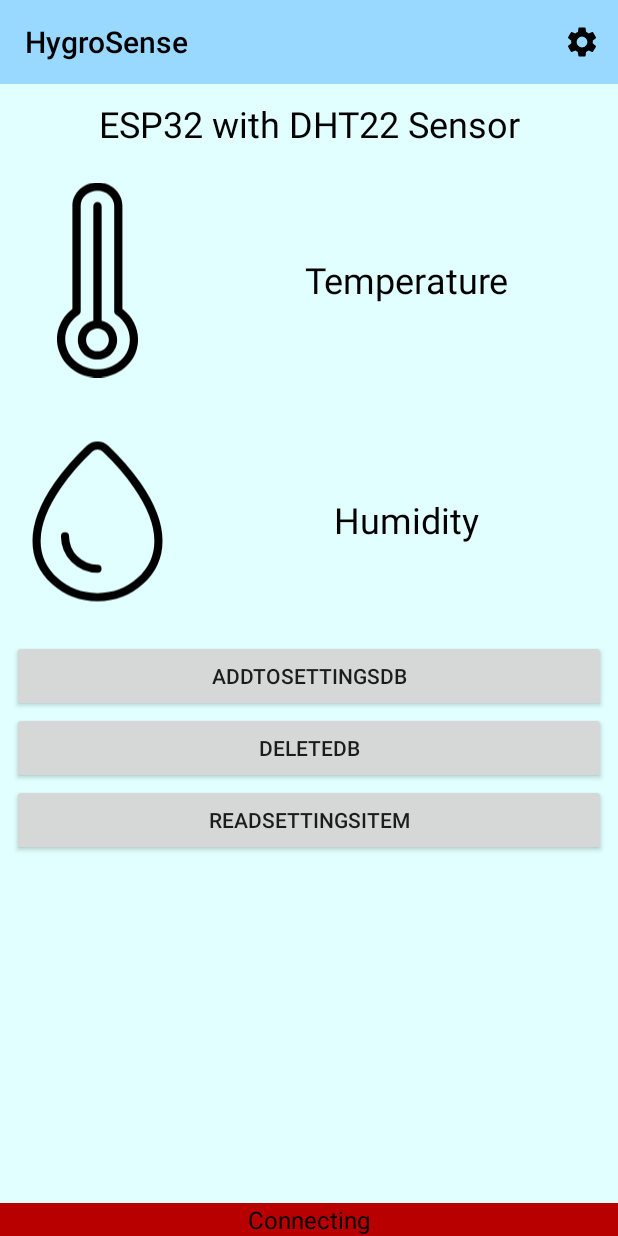
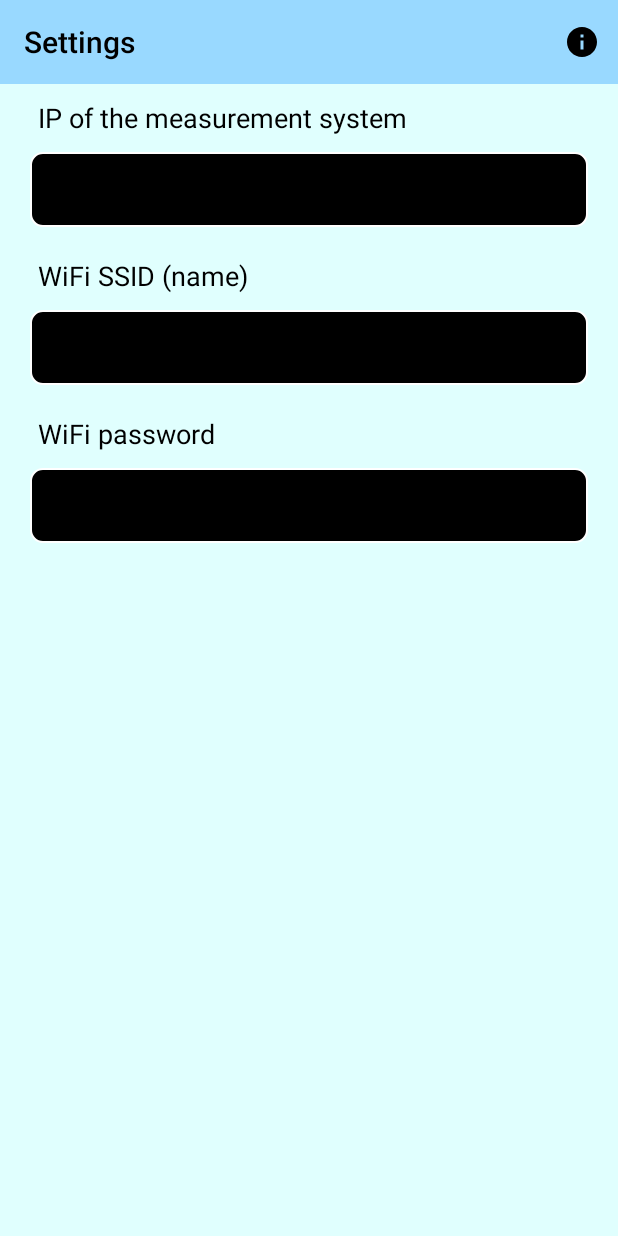
Before and after one commit to bsotniczuk/HygroSense, an Android app: the screen it shows after launch (MainActivity before the commit, SettingsActivity after it), after a tap on "Settings", on a phone screen of 412 x 824 dp. Run offline under Robolectric (Android 15) with nearby library versions, the phone set to English and light mode, and no system bars; our stand-ins replace Room's generated code.

Commit message:
Version 0.0.5 -Added settings -Added readme.md

```diff
--- a/app/src/main/java/pl/bsotniczuk/hygrosense/MainActivity.java
+++ b/app/src/main/java/pl/bsotniczuk/hygrosense/MainActivity.java
@@ -4,12 +4,12 @@ import androidx.appcompat.app.AppCompatActivity;
 import pl.bsotniczuk.hygrosense.data.DbConstants;
 import pl.bsotniczuk.hygrosense.viewcontroller.MainActivityViewController;
 
+import android.content.Intent;
 import android.os.Bundle;
 import android.view.View;
 
 public class MainActivity extends AppCompatActivity {
 
-    //TODO: settings menu
     //TODO: Test wifi connection based on settings
     //TODO: encrypt wifi password in database and hide when entering in settings
     //TODO: Bluetooth connection with esp32 to exchange data
@@ -26,9 +26,7 @@ public class MainActivity extends AppCompatActivity {
         MainActivityViewController mainActivityViewController =
                 new MainActivityViewController(
                         this,
-                        this.apiFetcher,
-                        findViewById(R.id.temperatureValueTextView),
-                        findViewById(R.id.humidityValueTextView)
+                        this.apiFetcher
                 );
         this.apiFetcher.addListener(mainActivityViewController);
     }
@@ -40,4 +38,10 @@ public class MainActivity extends AppCompatActivity {
     public void readSettingsItem(View view) {
         MainActivityViewController.databaseController.readSettingsItem();
     }
+
+    public void launchSettings(View view) {
+        Intent intent = new Intent(getApplicationContext(), SettingsActivity.class);
+        startActivity(intent);
+        finish();
+    }
 }
--- /dev/null
+++ b/app/src/main/java/pl/bsotniczuk/hygrosense/SettingsActivity.java
@@ -0,0 +1,35 @@
+package pl.bsotniczuk.hygrosense;
+
+import androidx.appcompat.app.AppCompatActivity;
+import pl.bsotniczuk.hygrosense.controller.ToolbarMainActivityController;
+import pl.bsotniczuk.hygrosense.controller.ToolbarSettingsController;
+
+import android.app.ActivityOptions;
+import android.content.Intent;
+import android.os.Bundle;
+
+public class SettingsActivity extends AppCompatActivity {
+
+    @Override
+    protected void onCreate(Bundle savedInstanceState) {
+        super.onCreate(savedInstanceState);
+        setContentView(R.layout.activity_settings);
+
+        new ToolbarSettingsController(this, this.findViewById(R.id.toolbar));
+
+    }
+
+    @Override
+    public void onBackPressed() {
+        super.onBackPressed();
+//        startActivity(MainActivity.class);
+        Intent intent = new Intent(this.getApplicationContext(), MainActivity.class);
+//        intent.setFlags(Intent.FLAG_ACTIVITY_REORDER_TO_FRONT);
+        intent.setFlags(Intent.FLAG_ACTIVITY_CLEAR_TOP);
+        this.startActivity(intent,
+                ActivityOptions.makeSceneTransitionAnimation(this).toBundle());
+        this.finishAfterTransition();
+//        this.startActivity(intent);
+//        this.finish();
+    }
+}
--- a/app/src/main/java/pl/bsotniczuk/hygrosense/controller/ToolbarController.java
+++ /dev/null
@@ -1,24 +0,0 @@
-package pl.bsotniczuk.hygrosense.controller;
-
-import android.widget.Toast;
-
-import androidx.appcompat.widget.Toolbar;
-import pl.bsotniczuk.hygrosense.MainActivity;
-import pl.bsotniczuk.hygrosense.R;
-
-public class ToolbarController {
-
-    public ToolbarController(MainActivity mainActivity, Toolbar toolbar) {
-        toolbar.inflateMenu(R.menu.menu_main);
-        toolbar.setOnMenuItemClickListener(item -> {
-            int id = item.getItemId();
-            if (id == R.id.action_settings) {
-                Toast.makeText(mainActivity.getApplicationContext(),
-                                "Settings item clicked",
-                                Toast.LENGTH_SHORT)
-                        .show();
-            }
-            return false;
-        });
-    }
-}
--- /dev/null
+++ b/app/src/main/java/pl/bsotniczuk/hygrosense/controller/ToolbarMainActivityController.java
@@ -0,0 +1,29 @@
+package pl.bsotniczuk.hygrosense.controller;
+
+import android.app.ActivityOptions;
+import android.content.Intent;
+
+import androidx.appcompat.widget.Toolbar;
+import pl.bsotniczuk.hygrosense.MainActivity;
+import pl.bsotniczuk.hygrosense.R;
+import pl.bsotniczuk.hygrosense.SettingsActivity;
+
+public class ToolbarMainActivityController {
+
+    public ToolbarMainActivityController(MainActivity mainActivity, Toolbar toolbar) {
+        toolbar.inflateMenu(R.menu.menu_main);
+        toolbar.setOnMenuItemClickListener(item -> {
+            int id = item.getItemId();
+            if (id == R.id.action_settings) {
+
+                Intent intent = new Intent(mainActivity.getApplicationContext(), SettingsActivity.class);
+//                intent.setFlags(Intent.FLAG_ACTIVITY_CLEAR_TOP);
+                mainActivity.startActivity(intent,
+                        ActivityOptions.makeSceneTransitionAnimation(mainActivity).toBundle());
+//                mainActivity.finishAfterTransition();
+
+            }
+            return false;
+        });
+    }
+}
--- /dev/null
+++ b/app/src/main/java/pl/bsotniczuk/hygrosense/controller/ToolbarSettingsController.java
@@ -0,0 +1,38 @@
+package pl.bsotniczuk.hygrosense.controller;
+
+import android.app.ActivityOptions;
+import android.content.Intent;
+import android.widget.Toast;
+
+import androidx.appcompat.widget.Toolbar;
+import pl.bsotniczuk.hygrosense.R;
+import pl.bsotniczuk.hygrosense.SettingsActivity;
+
+public class ToolbarSettingsController {
+
+    public ToolbarSettingsController(SettingsActivity settingsActivity, Toolbar toolbar) {
+//        settingsActivity.setSupportActionBar(toolbar);
+//        settingsActivity.getSupportActionBar().setDisplayHomeAsUpEnabled(true);
+//        settingsActivity.getSupportActionBar().setDisplayShowHomeEnabled(true);
+//        toolbar.setDispl
+        toolbar.inflateMenu(R.menu.menu_settings);
+        toolbar.setOnMenuItemClickListener(item -> {
+            int id = item.getItemId();
+            if (id == R.id.action_info) {
+                Toast.makeText(
+                        settingsActivity.getApplicationContext(),
+                                "Info item clicked",
+                                Toast.LENGTH_SHORT)
+                        .show();
+            }
+            else if (id == android.R.id.home) {
+                Toast.makeText(
+                                settingsActivity.getApplicationContext(),
+                                "Back button clicked",
+                                Toast.LENGTH_SHORT)
+                        .show();
+            }
+            return false;
+        });
+    }
+}
--- a/app/src/main/java/pl/bsotniczuk/hygrosense/viewcontroller/MainActivityViewController.java
+++ b/app/src/main/java/pl/bsotniczuk/hygrosense/viewcontroller/MainActivityViewController.java
@@ -10,7 +10,7 @@ import pl.bsotniczuk.hygrosense.HygroEventListener;
 import pl.bsotniczuk.hygrosense.MainActivity;
 import pl.bsotniczuk.hygrosense.R;
 import pl.bsotniczuk.hygrosense.controller.DatabaseController;
-import pl.bsotniczuk.hygrosense.controller.ToolbarController;
+import pl.bsotniczuk.hygrosense.controller.ToolbarMainActivityController;
 
 public class MainActivityViewController implements HygroEventListener {
 
@@ -20,22 +20,20 @@ public class MainActivityViewController implements HygroEventListener {
     TextView humidityValueTextView;
 
     public static DatabaseController databaseController;
+    public static String ipAddress = "";
     private boolean wasConnectionEstablished;
-    public static String ipAddress = "";
 
     public MainActivityViewController(
             MainActivity mainActivity,
-            ApiFetcher apiFetcher,
-            TextView temperatureValueTextView,
-            TextView humidityValueTextView
+            ApiFetcher apiFetcher
             ) {
         this.mainActivity = mainActivity;
         databaseController = new DatabaseController(this.mainActivity);
         this.apiFetcher = apiFetcher;
-        this.temperatureValueTextView = temperatureValueTextView;
-        this.humidityValueTextView = humidityValueTextView;
+        this.temperatureValueTextView = this.mainActivity.findViewById(R.id.temperatureValueTextView);
+        this.humidityValueTextView = this.mainActivity.findViewById(R.id.humidityValueTextView);
 
-        new ToolbarController(this.mainActivity, this.mainActivity.findViewById(R.id.toolbar));
+        new ToolbarMainActivityController(this.mainActivity, this.mainActivity.findViewById(R.id.toolbar));
 
         refreshTextViewThread();
     }
--- /dev/null
+++ b/app/src/main/res/drawable-v24/roundedtextview.xml
@@ -0,0 +1,13 @@
+<?xml version="1.0" encoding="utf-8"?>
+<shape xmlns:android="http://schemas.android.com/apk/res/android">
+    <solid android:color="@android:color/black"/>
+
+    <stroke android:width="1.5dp"
+        android:color="@android:color/white"
+        />
+
+    <corners android:bottomRightRadius="8dp"
+        android:bottomLeftRadius="8dp"
+        android:topLeftRadius="8dp"
+        android:topRightRadius="8dp"/>
+</shape>
--- /dev/null
+++ b/app/src/main/res/drawable/ic_baseline_info_24.xml
@@ -0,0 +1,10 @@
+<vector xmlns:android="http://schemas.android.com/apk/res/android"
+    android:width="24dp"
+    android:height="24dp"
+    android:tint="?attr/colorControlActivated"
+    android:viewportWidth="24"
+    android:viewportHeight="24">
+    <path
+        android:fillColor="@android:color/white"
+        android:pathData="M12,2C6.48,2 2,6.48 2,12s4.48,10 10,10 10,-4.48 10,-10S17.52,2 12,2zM13,17h-2v-6h2v6zM13,9h-2L11,7h2v2z" />
+</vector>
--- a/app/src/main/res/layout/activity_main.xml
+++ b/app/src/main/res/layout/activity_main.xml
@@ -135,6 +135,17 @@
             android:onClick="readSettingsItem"
             android:text="readSettingsItem" />
 
+        <Button
+            android:id="@+id/launchSettings"
+            android:layout_width="match_parent"
+            android:layout_height="wrap_content"
+            android:layout_below="@+id/readSettingsItem"
+            android:layout_alignParentEnd="true"
+            android:layout_marginLeft="8dp"
+            android:layout_marginRight="8dp"
+            android:onClick="launchSettings"
+            android:text="launchSettings" />
+
         <TextView
             android:id="@+id/connectionTextView"
             style="@style/TextView"
--- /dev/null
+++ b/app/src/main/res/layout/activity_settings.xml
@@ -0,0 +1,139 @@
+<?xml version="1.0" encoding="utf-8"?>
+<androidx.coordinatorlayout.widget.CoordinatorLayout xmlns:android="http://schemas.android.com/apk/res/android"
+    xmlns:app="http://schemas.android.com/apk/res-auto"
+    xmlns:tools="http://schemas.android.com/tools"
+    android:layout_width="match_parent"
+    android:layout_height="match_parent"
+    tools:context=".SettingsActivity">
+
+    <androidx.appcompat.widget.Toolbar
+        android:id="@+id/toolbar"
+        style="@style/ToolbarTheme"
+        android:layout_width="match_parent"
+        android:layout_height="?attr/actionBarSize"
+        app:popupTheme="@style/Theme.HygroSense">
+
+        <TextView
+            android:id="@+id/titleToolbar"
+            style="@style/ToolbarTheme"
+            android:layout_width="wrap_content"
+            android:layout_height="wrap_content"
+            android:gravity="center"
+            android:minHeight="?actionBarSize"
+            android:text="@string/activity_settings"
+            android:textAppearance="@style/TextAppearance.Widget.AppCompat.Toolbar.Title" />
+    </androidx.appcompat.widget.Toolbar>
+
+    <RelativeLayout
+        android:id="@+id/relativeLayout"
+        style="@style/AppBackground"
+        android:layout_width="match_parent"
+        android:layout_height="match_parent"
+        android:layout_marginTop="?attr/actionBarSize"
+        tools:context=".SettingsActivity">
+
+        <ScrollView
+            android:layout_width="match_parent"
+            android:layout_height="match_parent"
+            android:layout_marginTop="0dp"
+            android:layout_marginBottom="40dp">
+
+            <LinearLayout
+                android:id="@+id/LinearLayout00"
+                android:layout_width="match_parent"
+                android:layout_height="wrap_content"
+                android:orientation="vertical">
+
+                <TextView
+                    android:id="@+id/ipAddressText"
+                    style="@style/TextView"
+                    android:layout_width="match_parent"
+                    android:layout_height="30dp"
+                    android:layout_marginStart="25dp"
+                    android:layout_marginEnd="25dp"
+                    android:layout_marginTop="10dp"
+                    android:layout_marginBottom="5dp"
+                    android:text="@string/ip_address_of_the_esp32"
+                    android:textAppearance="@style/TextAppearance.AppCompat.Body1"
+                    android:textSize="18sp" />
+
+                <EditText
+                    android:id="@+id/ipAddressEditText"
+                    android:layout_width="match_parent"
+                    android:layout_height="50dp"
+                    android:layout_marginLeft="20dp"
+                    android:layout_marginRight="20dp"
+                    android:layout_marginBottom="10dp"
+                    android:layout_weight="1"
+                    android:background="@drawable/roundedtextview"
+                    android:imeOptions="actionNext"
+                    android:inputType="text"
+                    android:maxLines="1"
+                    android:paddingLeft="10dp"
+                    android:text=""
+                    android:textColor="@android:color/white"
+                    tools:ignore="SpeakableTextPresentCheck" />
+
+                <TextView
+                    android:id="@+id/wifiSsidText"
+                    style="@style/TextView"
+                    android:layout_width="match_parent"
+                    android:layout_height="30dp"
+                    android:layout_marginStart="25dp"
+                    android:layout_marginEnd="25dp"
+                    android:layout_marginTop="10dp"
+                    android:layout_marginBottom="5dp"
+                    android:text="@string/wifi_ssid_name"
+                    android:textAppearance="@style/TextAppearance.AppCompat.Body1"
+                    android:textSize="18sp" />
+
+                <EditText
+                    android:id="@+id/wifiSsidEditText"
+                    android:layout_width="match_parent"
+                    android:layout_height="50dp"
+                    android:layout_marginLeft="20dp"
+                    android:layout_marginRight="20dp"
+                    android:layout_marginBottom="10dp"
+                    android:layout_weight="1"
+                    android:background="@drawable/roundedtextview"
+                    android:imeOptions="actionNext"
+                    android:inputType="text"
+                    android:maxLines="1"
+                    android:paddingLeft="10dp"
+                    android:text=""
+                    android:textColor="@android:color/white"
+                    tools:ignore="SpeakableTextPresentCheck" />
+
+                <TextView
+                    android:id="@+id/wifiPasswordText"
+                    style="@style/TextView"
+                    android:layout_width="match_parent"
+                    android:layout_height="30dp"
+                    android:layout_marginStart="25dp"
+                    android:layout_marginEnd="25dp"
+                    android:layout_marginTop="10dp"
+                    android:layout_marginBottom="5dp"
+                    android:text="@string/wifi_password"
+                    android:textAppearance="@style/TextAppearance.AppCompat.Body1"
+                    android:textSize="18sp" />
+
+                <EditText
+                    android:id="@+id/wifiPasswordEditText"
+                    android:layout_width="match_parent"
+                    android:layout_height="50dp"
+                    android:layout_marginLeft="20dp"
+                    android:layout_marginRight="20dp"
+                    android:layout_marginBottom="10dp"
+                    android:layout_weight="1"
+                    android:background="@drawable/roundedtextview"
+                    android:imeOptions="actionNext"
+                    android:inputType="textPassword"
+                    android:maxLines="1"
+                    android:paddingLeft="10dp"
+                    android:text=""
+                    android:textColor="@android:color/white"
+                    tools:ignore="SpeakableTextPresentCheck" />
+            </LinearLayout>
+        </ScrollView>
+    </RelativeLayout>
+</androidx.coordinatorlayout.widget.CoordinatorLayout>
--- /dev/null
+++ b/app/src/main/res/menu/menu_settings.xml
@@ -0,0 +1,14 @@
+<?xml version="1.0" encoding="utf-8"?>
+<menu xmlns:android="http://schemas.android.com/apk/res/android"
+    xmlns:app="http://schemas.android.com/apk/res-auto"
+    xmlns:tools="http://schemas.android.com/tools"
+    tools:context="pl.bsotniczuk.hygrosense.SettingsActivity">
+
+    <item
+        android:id="@+id/action_info"
+        android:orderInCategory="100"
+        android:title="@string/action_info"
+        android:icon="@drawable/ic_baseline_info_24"
+        app:showAsAction="ifRoom" />
+
+</menu>
--- a/app/src/main/res/values-night/themes.xml
+++ b/app/src/main/res/values-night/themes.xml
@@ -9,25 +9,23 @@
         <item name="colorSecondary">@color/teal_200</item>
         <item name="colorSecondaryVariant">@color/teal_200</item>
         <item name="colorOnSecondary">@color/black</item>
-        <!-- Status bar color. -->
-        <item name="android:statusBarColor">?attr/colorPrimaryVariant</item>
         <!-- Customize your theme here. -->
-    </style>
-
-    <style name="AppTheme.NoActionBar">
         <item name="colorPrimaryDark">@color/dark_mode_gray</item>
         <item name="windowActionBar">false</item>
         <item name="windowNoTitle">true</item>
         <item name="colorControlActivated">@color/white</item>
+
+        <!-- Status bar color. -->
+        <item name="android:statusBarColor">?attr/colorPrimaryDark</item>
     </style>
 
     <style name="TextView" parent="TextAppearance.AppCompat">
         <item name="android:textColor">@color/white</item>
     </style>
 
-    <style name="Vector" parent="AppTheme.NoActionBar">
-        <item name="colorControlActivated">@color/white</item>
-    </style>
+<!--    <style name="Vector" parent="AppTheme.NoActionBar">-->
+<!--        <item name="colorControlActivated">@color/white</item>-->
+<!--    </style>-->
 
     <style name="AppBackground" parent="Theme.MaterialComponents.DayNight.DarkActionBar">
         <item name="android:background">@color/dark_mode_blue</item>
@@ -45,11 +43,11 @@
         <item name="android:fillColor">@color/white</item>
     </style>
 
-    <style name="Theme.HygroSense.NoActionBar">
-        <item name="windowActionBar">false</item>
-        <item name="windowNoTitle">true</item>
-        <item name="colorControlActivated">@color/purple_200</item>
-    </style>
+<!--    <style name="Theme.HygroSense.NoActionBar">-->
+<!--        <item name="windowActionBar">false</item>-->
+<!--        <item name="windowNoTitle">true</item>-->
+<!--        <item name="colorControlActivated">@color/purple_200</item>-->
+<!--    </style>-->
 
     <style name="Theme.HygroSense.AppBarOverlay" parent="ThemeOverlay.AppCompat.Dark.ActionBar" />
     <style name="Theme.HygroSense.PopupOverlay" parent="ThemeOverlay.AppCompat.Light" />
--- a/app/src/main/res/values/colors.xml
+++ b/app/src/main/res/values/colors.xml
@@ -26,4 +26,6 @@
 
     <color name="colorConnecting">#B80000</color>
     <color name="colorConnectionEstablished">#007500</color>
+
+    <color name="lightBlackBackground">#4D000000</color>
 </resources>
--- a/app/src/main/res/values/strings.xml
+++ b/app/src/main/res/values/strings.xml
@@ -1,8 +1,13 @@
 <resources>
     <string name="app_name">HygroSense</string>
+    <string name="activity_settings">Settings</string>
     <string name="remote_name">ESP32 with DHT22 Sensor</string>
     <string name="temperature">Temperature</string>
     <string name="humidity">Humidity</string>
     <string name="action_settings">Settings</string>
     <string name="connecting">Connecting</string>
+    <string name="ip_address_of_the_esp32">IP of the measurement system</string>
+    <string name="wifi_ssid_name">WiFi SSID (name)</string>
+    <string name="wifi_password">WiFi password</string>
+    <string name="action_info">info</string>
 </resources>
--- a/app/src/main/res/values/styles.xml
+++ b/app/src/main/res/values/styles.xml
@@ -8,10 +8,4 @@
 
     <style name="AppTheme.PopupOverlay" parent="ThemeOverlay.AppCompat.Light" />
 
-<!--    <style name="AppTheme.NoActionBar">-->
-<!--        <item name="windowActionBar">false</item>-->
-<!--        <item name="windowNoTitle">true</item>-->
-<!--        <item name="colorControlActivated">@color/sea_blue</item>-->
-<!--    </style>-->
-
 </resources>
--- a/app/src/main/res/values/themes.xml
+++ b/app/src/main/res/values/themes.xml
@@ -9,16 +9,30 @@
         <item name="colorSecondary">@color/teal_200</item>
         <item name="colorSecondaryVariant">@color/teal_700</item>
         <item name="colorOnSecondary">@color/black</item>
-        <!-- Status bar color. -->
-        <item name="android:statusBarColor">?attr/colorPrimaryVariant</item>
         <!-- Customize your theme here. -->
-    </style>
-
-    <style name="AppTheme.NoActionBar">
         <item name="colorPrimaryDark">@color/sea_blue</item>
         <item name="windowActionBar">false</item>
         <item name="windowNoTitle">true</item>
         <item name="colorControlActivated">@color/black</item>
+
+        <!-- Status bar color. -->
+        <item name="android:statusBarColor">?attr/colorPrimaryDark</item>
+
+        <!-- Transitions. -->
+        <item name="android:windowActivityTransitions">true</item>
+        <item name="android:windowIsTranslucent">true</item>
+<!--        <item name="android:windowBackground">@color/lightBlackBackground</item>-->
+        <item name="android:windowBackground">@android:color/transparent</item>
+    </style>
+
+    <style name="Theme.MainActivity" parent="Theme.HygroSense">
+<!--        <item name="android:windowEnterTransition">@android:transition/slide_right</item>-->
+<!--        <item name="android:windowExitTransition">@android:transition/slide_left</item>-->
+    </style>
+
+    <style name="Theme.SettingsActivity" parent="Theme.HygroSense">
+        <item name="android:windowEnterTransition">@android:transition/slide_right</item>
+        <item name="android:windowExitTransition">@android:transition/slide_left</item>
     </style>
 
     <style name="TextView" parent="TextAppearance.AppCompat">
@@ -40,11 +54,6 @@
         <item name="android:background">@color/white</item>
     </style>
 
-    <style name="Theme.HygroSense.NoActionBar">
-        <item name="windowActionBar">false</item>
-        <item name="windowNoTitle">true</item>
-    </style>
-
     <style name="Theme.HygroSense.AppBarOverlay" parent="ThemeOverlay.AppCompat.Dark.ActionBar" />
     <style name="Theme.HygroSense.PopupOverlay" parent="ThemeOverlay.AppCompat.Light" />
 
```
Also changed, not shown: app/src/main/AndroidManifest.xml (+8 -2 lines), 2 other files.
